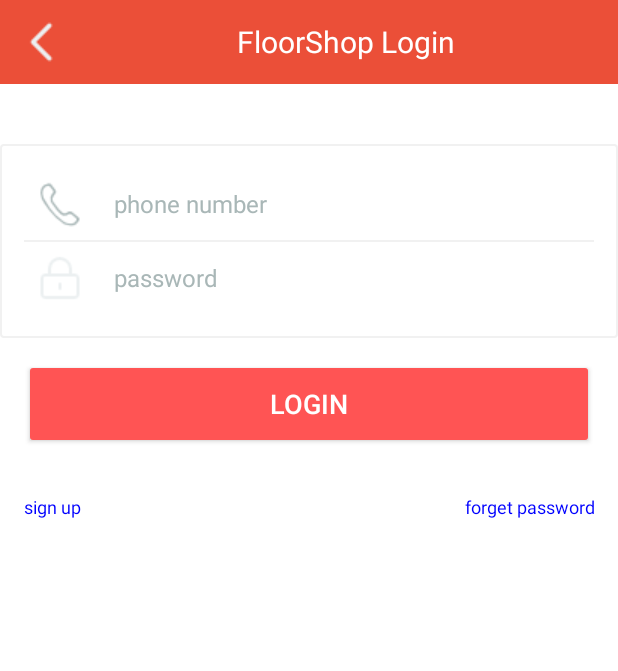
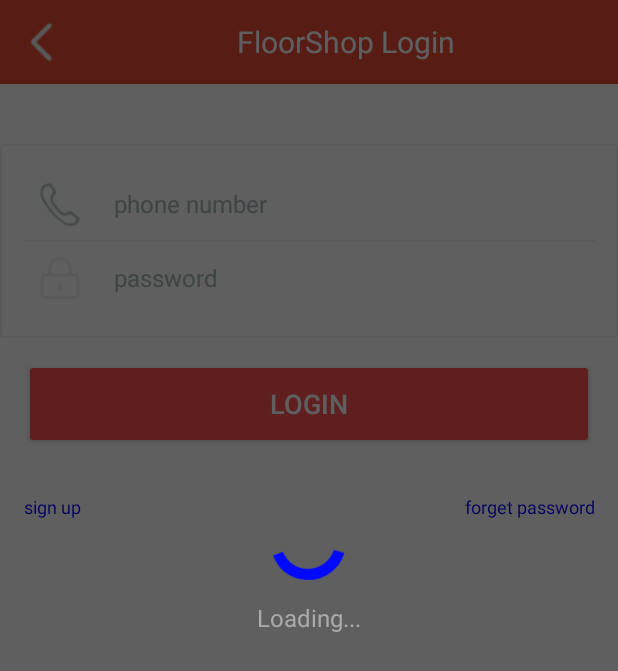
Before and after one commit to Henrye28/FloorShop, an Android app: the screen it shows after launch (LoginActivity), after a tap on "LOGIN", on a phone screen of 412 x 824 dp. Shown: the top 671 px of the screen. Run offline under Robolectric (Android 15) with nearby library versions, the light colour scheme and no system bars; libraries missing offline, so code that uses them is left out: cn.bmob.v3; 2 statements that could not run were skipped.

Commit message:
custom loading box done

```diff
--- a/app/src/main/java/com/example/henryye/floorshop/pages/LoginActivity.java
+++ b/app/src/main/java/com/example/henryye/floorshop/pages/LoginActivity.java
@@ -5,12 +5,16 @@ import android.content.DialogInterface;
 import android.os.Bundle;
 import android.support.v7.app.AppCompatActivity;
 import android.view.View;
+import android.view.ViewGroup;
 import android.widget.Button;
+import android.widget.LinearLayout;
+import android.widget.RelativeLayout;
 
 import com.example.henryye.floorshop.R;
 import com.example.henryye.floorshop.bean.User;
 import com.example.henryye.floorshop.wigets.AlertBox;
 import com.example.henryye.floorshop.wigets.ClearEditText;
+import com.example.henryye.floorshop.wigets.LoadingViewWithText;
 
 import cn.bmob.v3.Bmob;
 import cn.bmob.v3.BmobUser;
@@ -27,6 +31,17 @@ public class LoginActivity  extends AppCompatActivity {
     private ClearEditText pwd;
     private User user;
     private AlertBox.Builder builder;
+    private LoadingViewWithText loadingView;
+    private RelativeLayout rootView;
+    private LinearLayout loadingBackground;
+
+    /**
+     * Login page
+     *
+     * @author Henry
+     * @param loadingBackGround this is the translucent background when loading box is loading
+     *
+     */
 
 
     @Override
@@ -34,21 +49,31 @@ public class LoginActivity  extends AppCompatActivity {
         super.onCreate(savedInstanceState);
         setContentView(R.layout.login_activity);
 
+
         mobile = (ClearEditText)findViewById(R.id.etxt_phone);
         pwd = (ClearEditText)findViewById(R.id.etxt_pwd);
         login_btn = (Button)findViewById(R.id.btn_login);
+
+        loadingBackground = (LinearLayout)findViewById(R.id.loading_background);
         builder = new AlertBox.Builder(this);;
         Bmob.initialize(this, "ee80fab0407209723c93996bff00b101");
 
-
+        loadingView = new LoadingViewWithText(this);
+        rootView = (RelativeLayout) ((ViewGroup)findViewById(android.R.id.content)).getChildAt(0);
 
         login_btn.setOnClickListener(new View.OnClickListener() {
             @Override
             public void onClick(View v) {
+                loadingView.postLoadState(LoadingViewWithText.State.LOADING);
+                rootView.addView(loadingView);
+                loadingBackground.setBackgroundColor(getResources().getColor(R.color.translucent));
+                rootView.setEnabled(false);
                 login();
             }
         });
     }
+
+
 
 
     public void login(){
@@ -58,13 +83,18 @@ public class LoginActivity  extends AppCompatActivity {
             @Override
             public void done(BmobUser bmobUser, BmobException e) {
                 if(e==null){
+                    rootView.removeView(loadingView);
                     //Jump to stores page
                     //通过BmobUser user = BmobUser.getCurrentUser()获取登录成功后的本地用户信息
                     //如果是自定义用户对象MyUser，可通过MyUser user = BmobUser.getCurrentUser(MyUser.class)获取自定义用户
-                    //Create a custom loding box here
                 }else{
+                    rootView.removeView(loadingView);
+                    rootView.setEnabled(true);
+                    loadingBackground.setBackgroundColor(getResources().getColor(R.color.transparent));
+
                     builder.setTitle("Reminder");
                     builder.setMessage("Login failed, \nPlease Check your phone number and password");
+                    rootView.setEnabled(true);
                     builder.setPositiveButton("Okay", new DialogInterface.OnClickListener() {
                         public void onClick(DialogInterface dialog, int which) {
                             dialog.dismiss();
--- /dev/null
+++ b/app/src/main/java/com/example/henryye/floorshop/wigets/LoadingCircleView.java
@@ -0,0 +1,210 @@
+package com.example.henryye.floorshop.wigets;
+
+import android.content.Context;
+import android.content.res.Resources;
+import android.content.res.TypedArray;
+import android.graphics.Bitmap;
+import android.graphics.Canvas;
+import android.graphics.Color;
+import android.graphics.Paint;
+import android.graphics.PorterDuff;
+import android.graphics.PorterDuffXfermode;
+import android.graphics.RectF;
+import android.util.AttributeSet;
+import android.util.TypedValue;
+import android.view.View;
+
+import com.example.henryye.floorshop.R;
+
+
+/**
+ * Created by aliouswang on 15/5/6.
+ */
+public class LoadingCircleView extends View {
+
+    private boolean bGradient;
+
+    private int circleColor;
+    private int circleWidth;
+    private int radius;
+
+    private Paint mPaint;
+    private int rotateDelta = 4;
+    private int curAngle = 0;
+
+    private int minAngle = 0;
+    private int startAngle = 0;
+    private int endAngle = 120;
+
+    private int sWidth;
+    private int sHeight;
+
+    private int halfWidth;
+    private int halfHeight;
+
+    private int red = 0;
+    private int green = 0;
+    private int blue = 255;
+
+    int phase = 0;
+
+
+    public LoadingCircleView(Context context) {
+        this(context, null);
+    }
+
+    public LoadingCircleView(Context context, AttributeSet attrs) {
+        this(context, attrs, 0);
+    }
+
+    public LoadingCircleView(Context context, AttributeSet attrs, int defStyleAttr) {
+        super(context, attrs, defStyleAttr);
+
+        TypedArray t = null;
+        try {
+            t = context.obtainStyledAttributes(attrs, R.styleable.MaterialCircleView,
+                    0, defStyleAttr);
+            setbGradient(t.getBoolean(R.styleable.MaterialCircleView_bGradient, true));
+            circleColor = t.getColor(R.styleable.MaterialCircleView_circleColor,
+                    getResources().getColor(android.R.color.holo_red_light));
+            circleWidth = t.getDimensionPixelSize(R.styleable.MaterialCircleView_circleWidth,
+                    10);
+            radius = t.getDimensionPixelSize(R.styleable.MaterialCircleView_radius,
+                    50);
+        } finally {
+            if (t != null) {
+                t.recycle();
+            }
+        }
+
+        mPaint = new Paint();
+        if (isbGradient()) {
+            mPaint.setColor(Color.rgb(red, green, blue));
+        }else {
+            mPaint.setColor(circleColor);
+        }
+        mPaint.setAntiAlias(true);
+        setBackgroundColor(getResources().getColor(android.R.color.transparent));
+    }
+
+
+
+    @Override
+    protected void onMeasure(int widthMeasureSpec, int heightMeasureSpec) {
+        super.onMeasure(widthMeasureSpec, heightMeasureSpec);
+
+        sWidth = this.getMeasuredWidth();
+        sHeight = this.getMeasuredHeight();
+        halfWidth = sWidth / 2;
+        halfHeight = sHeight / 2;
+    }
+
+    private int colorDelta = 2;
+
+    //Used to create gradient color
+    private void checkPaint() {
+        if (isbGradient()) {
+            switch (phase % 5) {
+                case 0:
+                    green += colorDelta;
+                    if (green > 255) {
+                        green = 255;
+                        phase ++;
+                    }
+                    break;
+                case 1:
+                    red += colorDelta;
+                    green -= colorDelta;
+                    if (red > 255) {
+                        red = 255;
+                        green = 0;
+                        phase ++;
+                    }
+                    break;
+                case 2:
+                    blue -= colorDelta;
+                    if (blue < 0) {
+                        blue = 0;
+                        phase ++;
+                    }
+                    break;
+                case 3:
+                    red -= colorDelta;
+                    green += colorDelta;
+                    if (red < 0) {
+                        red = 0;
+                        green = 255;
+                        phase ++;
+                    }
+                    break;
+                case 4:
+                    green -= colorDelta;
+                    blue += colorDelta;
+                    if (green < 0) {
+                        green = 0;
+                        blue = 255;
+                        phase ++;
+                    }
+                    break;
+            }
+
+
+            mPaint.setColor(Color.rgb(red, green, blue));
+        }
+    }
+
+    @Override
+    protected void onDraw(Canvas canvas) {
+        super.onDraw(canvas);
+        if (startAngle == minAngle) {
+            endAngle += 6;
+        }
+        if (endAngle >= 280 || startAngle > minAngle) {
+            startAngle += 6;
+            if(endAngle > 20) {
+                endAngle -= 6;
+            }
+
+        }
+        if (startAngle > minAngle + 280) {
+            minAngle = startAngle;
+            startAngle = minAngle;
+            endAngle = 20;
+        }
+
+        checkPaint();
+        canvas.rotate(curAngle += rotateDelta, halfWidth, halfHeight);
+
+        Bitmap bitmap = Bitmap.createBitmap(sWidth, sHeight, Bitmap.Config.ARGB_8888);
+        Canvas bmpCanvas = new Canvas(bitmap);
+        bmpCanvas.drawArc(new RectF(0, 0, sWidth, sHeight), startAngle, endAngle, true, mPaint);
+        Paint transparentPaint = new Paint();
+        transparentPaint.setAntiAlias(true);
+        transparentPaint.setColor(getResources().getColor(android.R.color.transparent));
+        transparentPaint.setXfermode(new PorterDuffXfermode(PorterDuff.Mode.CLEAR));
+        bmpCanvas.drawCircle(halfWidth, halfHeight,
+                halfWidth - circleWidth, transparentPaint);
+        canvas.drawBitmap(bitmap, 0, 0, new Paint());
+
+        invalidate();
+    }
+
+    /**
+     * Convert Dp to Pixel
+     */
+    public static int dpToPx(float dp, Resources resources){
+        float px = TypedValue.applyDimension(TypedValue.COMPLEX_UNIT_DIP, dp, resources.getDisplayMetrics());
+        return (int) px;
+    }
+
+    /**
+     * need gradient or not
+     */
+    public boolean isbGradient() {
+        return bGradient;
+    }
+
+    public void setbGradient(boolean bGradient) {
+        this.bGradient = bGradient;
+    }
+}
--- /dev/null
+++ b/app/src/main/java/com/example/henryye/floorshop/wigets/LoadingViewWithText.java
@@ -0,0 +1,277 @@
+package com.example.henryye.floorshop.wigets;
+
+import android.content.Context;
+import android.content.res.TypedArray;
+import android.graphics.Canvas;
+import android.os.Handler;
+import android.util.AttributeSet;
+import android.view.Gravity;
+import android.view.MotionEvent;
+import android.view.View;
+import android.view.ViewGroup;
+import android.widget.TextView;
+
+import com.example.henryye.floorshop.R;
+
+/**
+ * Universal Loading View , it
+ * Created by aliouswang on 15/5/6.
+ */
+public class LoadingViewWithText extends ViewGroup{
+
+    private static final String LOADING_TIP = "Loading...";
+    private static final String LOAD_FAILED_TIP = "Loading failed\nPlease retry";
+    private static final String LOAD_EMPTY_TIP = "No data";
+
+    private LoadingCircleView loadingCircleView;
+    private TextView mTipTextView;
+
+    private int sWidth;
+    private int sHeight;
+
+    /**
+     * need gradient or not
+     */
+    private boolean bGradient;
+
+    private int circleColor;
+    private int circleWidth;
+    private int radius;
+
+    private boolean bTransparent;
+    private int alpha;
+
+    private State mLoadState = State.LOADING;
+
+    private Handler mHandler;
+
+    private ReloadListner mReloadListener;
+
+    public boolean isbTransparent() {
+        return bTransparent;
+    }
+
+    public void setbTransparent(boolean bTransparent) {
+        this.bTransparent = bTransparent;
+    }
+
+    public enum State{
+        GONE,
+        LOADING,
+        LOADING_FALIED,
+        LOADING_EMPTY
+    }
+
+
+    public LoadingViewWithText(Context context) {
+        this(context, null);
+    }
+
+    public LoadingViewWithText(Context context, AttributeSet attrs) {
+        this(context, attrs, 0);
+    }
+
+    public LoadingViewWithText(Context context, AttributeSet attrs, int defStyleAttr) {
+        super(context, attrs, defStyleAttr);
+
+        TypedArray t = null;
+        try {
+            t = context.obtainStyledAttributes(attrs, R.styleable.MaterialCircleView,
+                    0, defStyleAttr);
+            bGradient = t.getBoolean(R.styleable.MaterialCircleView_bGradient, true);
+            circleColor = t.getColor(R.styleable.MaterialCircleView_circleColor,
+                    getResources().getColor(android.R.color.holo_blue_light));
+            circleWidth = t.getDimensionPixelSize(R.styleable.MaterialCircleView_circleWidth,
+                    10);
+            radius = t.getDimensionPixelSize(R.styleable.MaterialCircleView_radius,
+                    LoadingCircleView.dpToPx(50, getResources()));
+        } finally {
+            if (t != null) {
+                t.recycle();
+            }
+        }
+
+        try {
+            t = context.obtainStyledAttributes(attrs, R.styleable.UniversalLoadingView,
+                    0, defStyleAttr);
+            setbTransparent(t.getBoolean(R.styleable.UniversalLoadingView_bg_transparent, false));
+            alpha = t.getDimensionPixelSize(R.styleable.UniversalLoadingView_bg_alpha,
+                    255);
+        } finally {
+            if (t != null) {
+                t.recycle();
+            }
+        }
+
+        loadingCircleView = new LoadingCircleView(context, attrs, defStyleAttr);
+//        materialCircleView.setbGradient(false);
+        addView(loadingCircleView);
+
+        mTipTextView = new TextView(context);
+        mTipTextView.setText(LOADING_TIP);
+        mTipTextView.setTextSize(16f);
+        mTipTextView.setGravity(Gravity.CENTER);
+        mTipTextView.setSingleLine(false);
+        mTipTextView.setMaxLines(2);
+        mTipTextView.setTextColor(getResources().getColor(android.R.color.darker_gray));
+        addView(mTipTextView);
+
+        this.setOnClickListener(new OnClickListener() {
+
+            @Override
+            public void onClick(View v) {
+                if (mLoadState == State.LOADING_EMPTY || mLoadState == State.LOADING_FALIED) {
+                    if (mReloadListener != null) {
+                        mReloadListener.reload();
+                    }
+                }
+            }
+        });
+
+        mHandler = new Handler();
+
+        if (isbTransparent()) {
+            setBackgroundColor(getResources().getColor(android.R.color.transparent));
+        }
+    }
+
+
+    public void postLoadState(State state) {
+        mLoadState = state;
+        if(mLoadState == State.GONE) {
+            this.setVisibility(View.GONE);
+        }
+        else if (mLoadState == State.LOADING_FALIED) {
+            this.setVisibility(View.VISIBLE);
+            loadingCircleView.setVisibility(View.GONE);
+            mTipTextView.setText(LOAD_FAILED_TIP);
+
+            LayoutParams tipParams = (LayoutParams) mTipTextView.getLayoutParams();
+            tipParams.top = tipParams.top - 2 * radius;
+        }else if(mLoadState == State.LOADING_EMPTY) {
+            this.setVisibility(View.VISIBLE);
+            loadingCircleView.setVisibility(View.VISIBLE);
+            mTipTextView.setText(LOAD_EMPTY_TIP);
+
+            LayoutParams tipParams = (LayoutParams) mTipTextView.getLayoutParams();
+            tipParams.top = tipParams.top + 2 * radius;
+        }
+        else if(mLoadState == State.LOADING) {
+            this.setVisibility(View.VISIBLE);
+            loadingCircleView.setVisibility(View.VISIBLE);
+            mTipTextView.setText(LOADING_TIP);
+
+            LayoutParams tipParams = (LayoutParams) mTipTextView.getLayoutParams();
+            tipParams.top = tipParams.top + 2 * radius;
+        }
+        requestLayout();
+        invalidate();
+    }
+
+
+    @Override
+    protected void onMeasure(int widthMeasureSpec, int heightMeasureSpec) {
+//        super.onMeasure(widthMeasureSpec, heightMeasureSpec);
+        measureChildren(widthMeasureSpec, heightMeasureSpec);
+        LayoutParams params = (LayoutParams) loadingCircleView.getLayoutParams();
+        sWidth = MeasureSpec.getSize(widthMeasureSpec);
+        sHeight = MeasureSpec.getSize(heightMeasureSpec);
+        params.left = (sWidth - radius) / 2;
+        params.top = (sHeight - radius) / 2 - radius;
+        params.width = radius;
+        params.height = radius;
+
+        LayoutParams tipParams = (LayoutParams) mTipTextView.getLayoutParams();
+        int tipWidth = LoadingCircleView.dpToPx(100, getResources());
+        int tipHeight = LoadingCircleView.dpToPx(50, getResources());
+        tipParams.left = (sWidth - tipWidth) / 2;
+        tipParams.top = (sHeight - radius) / 2 ;
+        tipParams.width = tipWidth;
+        tipParams.height = tipHeight;
+
+        setMeasuredDimension(sWidth, sHeight);
+    }
+
+    @Override
+    protected void onLayout(boolean changed, int l, int t, int r, int b) {
+        LayoutParams params = (LayoutParams) loadingCircleView.getLayoutParams();
+        loadingCircleView.layout(params.left, params.top, params.left + params.width
+                , params.top + params.height);
+        LayoutParams tipParams = (LayoutParams) mTipTextView.getLayoutParams();
+        mTipTextView.layout(tipParams.left, tipParams.top, tipParams.left + tipParams.width,
+                tipParams.top + tipParams.height);
+    }
+
+    @Override
+    protected void onDraw(Canvas canvas) {
+        super.onDraw(canvas);
+    }
+
+    public void setTransparent(boolean transparent) {
+        this.bTransparent = transparent;
+        requestLayout();
+        invalidate();
+    }
+
+    public boolean getIsTransparent () {
+        return this.bTransparent;
+    }
+
+    @Override
+    public boolean onInterceptTouchEvent(MotionEvent ev) {
+//        return super.onInterceptTouchEvent(ev);
+        return true;
+    }
+
+    @Override
+    public android.view.ViewGroup.LayoutParams generateLayoutParams(
+            AttributeSet attrs) {
+        return new LoadingViewWithText.LayoutParams(getContext(), attrs);
+    }
+
+    @Override
+    protected android.view.ViewGroup.LayoutParams generateDefaultLayoutParams() {
+        return new LayoutParams(LayoutParams.WRAP_CONTENT,
+                LayoutParams.WRAP_CONTENT);
+    }
+
+    @Override
+    protected android.view.ViewGroup.LayoutParams generateLayoutParams(
+            android.view.ViewGroup.LayoutParams p) {
+        return new LayoutParams(p);
+    }
+
+    @Override
+    protected boolean checkLayoutParams(android.view.ViewGroup.LayoutParams p) {
+        return p instanceof LoadingViewWithText.LayoutParams;
+    }
+
+    private static class LayoutParams extends ViewGroup.LayoutParams {
+
+        public int left = 0;
+        public int top = 0;
+
+        public LayoutParams(Context c, AttributeSet attrs) {
+            super(c, attrs);
+        }
+
+        public LayoutParams(int width, int height) {
+            super(width, height);
+        }
+
+        public LayoutParams(ViewGroup.LayoutParams source) {
+            super(source);
+        }
+    }
+
+    public void setOnReloadListener(ReloadListner listener) {
+        this.mReloadListener = listener;
+    }
+
+    /**
+     * reload interface
+     */
+    public interface ReloadListner {
+        public void reload();
+    }
+}
--- a/app/src/main/res/layout/login_activity.xml
+++ b/app/src/main/res/layout/login_activity.xml
@@ -1,9 +1,15 @@
 <?xml version="1.0" encoding="utf-8"?>
-<LinearLayout xmlns:android="http://schemas.android.com/apk/res/android"
+<RelativeLayout xmlns:android="http://schemas.android.com/apk/res/android"
     xmlns:app="http://schemas.android.com/apk/res-auto"
     android:orientation="vertical"
     android:layout_width="match_parent"
     android:layout_height="match_parent">
+
+
+    <LinearLayout
+        android:orientation="vertical"
+        android:layout_width="match_parent"
+        android:layout_height="match_parent">
 
         <com.example.henryye.floorshop.wigets.ToolBar
             android:id="@id/toolbar"
@@ -93,7 +99,14 @@
 
                 />
         </LinearLayout>
+    </LinearLayout>
 
+    <LinearLayout
+        android:id="@+id/loading_background"
+        android:layout_width="match_parent"
+        android:layout_height="match_parent"
+        android:orientation="vertical"
+        android:background="#00000000">
+    </LinearLayout>
 
-
-</LinearLayout>
+</RelativeLayout>
--- a/app/src/main/res/values/attrs.xml
+++ b/app/src/main/res/values/attrs.xml
@@ -8,4 +8,20 @@
         <attr name="rightButtonText" format="string"/>
 
     </declare-styleable>
+
+    <declare-styleable name="MaterialCircleView">
+
+        <attr name="bGradient" format="boolean"></attr>
+        <attr name="circleColor" format="color"></attr>
+        <attr name="circleWidth" format="dimension"></attr>
+        <attr name="radius" format="dimension"></attr>
+    </declare-styleable>
+
+    <declare-styleable name="UniversalLoadingView">
+
+        <attr name="bg_transparent" format="boolean"></attr>
+        <attr name="bg_alpha" format="integer"></attr>
+
+    </declare-styleable>
+
 </resources>
--- a/app/src/main/res/values/colors.xml
+++ b/app/src/main/res/values/colors.xml
@@ -1,12 +1,13 @@
 <?xml version="1.0" encoding="utf-8"?>
 <resources>
 
+
     <color name="colorPrimary">#eb4f38</color>
     <color name="colorPrimaryDark">#009688</color>
-
     <color name="bg_color">#f1f1f1</color>
     <color name="black">#000</color>
-    <color name="transparent">#0000</color>
+    <color name="transparent">#00000000</color>
+    <color name="translucent">#a0000000</color>
 
     <color name="detail_bgColor">#f5f5f5</color>
 
```
